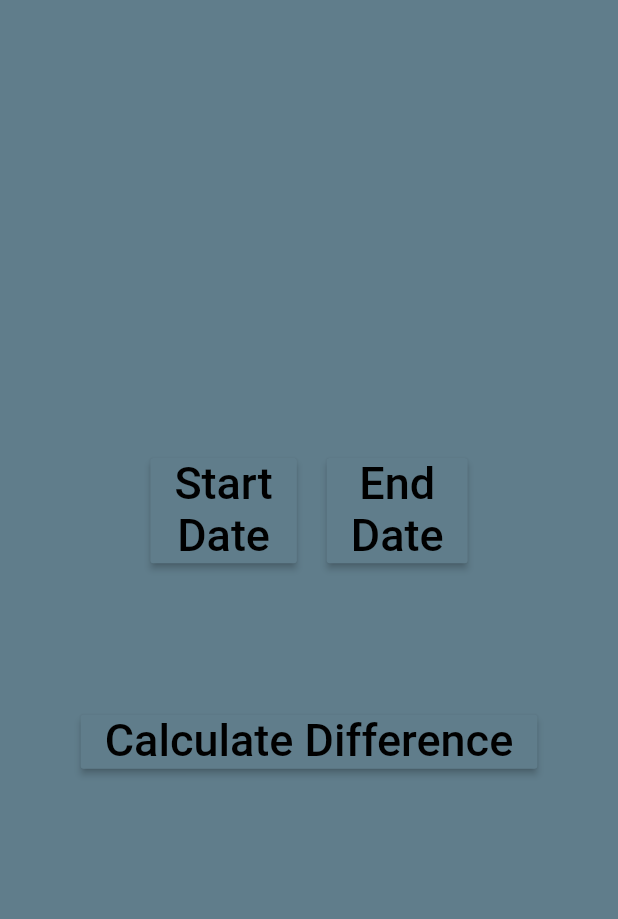
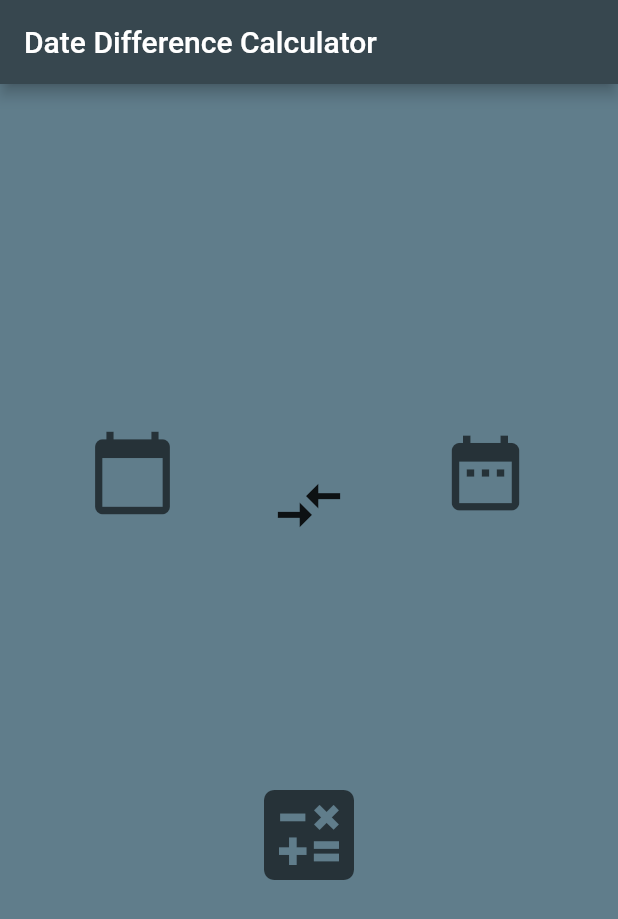
Before and after one commit to Joseph-Tay/Date-Calc-Flutter, a Flutter app: the screen it shows after launch, on a phone screen of 412 x 824 dp. Shown: the top 919 px of the screen. Run offline on Flutter 3.47's test engine with Material 2 defaults, Android fonts, the phone set to English and light mode, and no system bars.

Commit message:
Converted to minimalistic look and feel
changed materialbutton to gesturedetector for entire column/row

```diff
--- a/date_calc/lib/main.dart
+++ b/date_calc/lib/main.dart
@@ -35,7 +35,7 @@ class _DateAppState extends State<DateApp> {
   int calcdays;
   int testDiff;
 
-  calcYMD(dateStartvar, dateEndvar) {
+  _calcYMD(dateStartvar, dateEndvar) {
     setState(() {
       testDiff = dateEndvar.difference(dateStartvar).inDays;
       diff = dateEndvar.difference(dateStartvar);
@@ -81,64 +81,27 @@ class _DateAppState extends State<DateApp> {
     });
   }
 
-  @override
-  Widget build(BuildContext context) {
-    return MaterialApp(
-      home: Scaffold(
-        body: Container(
-          color: Colors.blueGrey,
-          child: Center(
-            child: Column(
-              mainAxisAlignment: MainAxisAlignment.center,
-              children: <Widget>[
-                Row(
-                    mainAxisAlignment: MainAxisAlignment.center,
-                    crossAxisAlignment: CrossAxisAlignment.center,
-                    children: [
-                      Column(
-                          mainAxisAlignment: MainAxisAlignment.center,
-                          crossAxisAlignment: CrossAxisAlignment.center,
-                          children: <Widget>[
-                            Center(
-                              child: MaterialButton(
-                                child: Text(
-                                  "Start\nDate",
-                                  textAlign: TextAlign.center,
-                                  style: TextStyle(
-                                    color: Colors.black,
-                                    fontSize: 30,
-                                    height: 1.15,
-                                  ),
-                                ),
-                                color: Colors.blueGrey,
-                                onPressed: () {
+  void _startdatetap() {
     showModalBottomSheet(
       builder: (BuildContext context) {
         return Container(
-                                        height: MediaQuery.of(context)
-                                                .copyWith()
-                                                .size
-                                                .height /
-                                            3,
+          height: MediaQuery.of(context).copyWith().size.height / 3,
           child: CupertinoDatePicker(
             initialDateTime: DateTime.now(),
-                                          onDateTimeChanged:
-                                              (DateTime dateStart) {
+            onDateTimeChanged: (DateTime dateStart) {
               // print(dateStart);
               dateStartvar = dateStart;
               // print(dateStartvar);
               setState(() {
-                                              startdate = dateStart.day
-                                                      .toString() +
-                                                  '/' +
+                startdate = dateStart.day.toString() +
+                    '.' +
                     dateStart.month.toString() +
-                                                  '/' +
+                    '.' +
                     dateStart.year.toString() +
                     ' ';
               });
             },
-                                          maximumDate:
-                                              new DateTime(2100, 12, 30),
+            maximumDate: new DateTime(2100, 12, 30),
             minimumYear: 1900,
             maximumYear: 2100,
             mode: CupertinoDatePickerMode.date,
@@ -147,65 +110,29 @@ class _DateAppState extends State<DateApp> {
       },
       context: context,
     );
-                                },
-                              ),
-                            ),
-                            SizedBox(height: 15),
-                            startdate == null
-                                ? Container()
-                                : Text(
-                                    '$startdate',
-                                    style: TextStyle(
-                                      fontWeight: FontWeight.bold,
-                                      fontSize: 30,
-                                      height: 1.15,
-                                    ),
-                                  ),
-                          ]),
-                      SizedBox(width: 20),
-                      Column(
-                          mainAxisAlignment: MainAxisAlignment.center,
-                          crossAxisAlignment: CrossAxisAlignment.center,
-                          children: <Widget>[
-                            Center(
-                              child: MaterialButton(
-                                child: Text(
-                                  "End\nDate",
-                                  textAlign: TextAlign.center,
-                                  style: TextStyle(
-                                    color: Colors.black,
-                                    fontSize: 30,
-                                    height: 1.15,
-                                  ),
-                                ),
-                                color: Colors.blueGrey,
-                                onPressed: () {
+  }
+
+  void _enddatetap() {
     showModalBottomSheet(
       builder: (BuildContext context) {
         return Container(
-                                        height: MediaQuery.of(context)
-                                                .copyWith()
-                                                .size
-                                                .height /
-                                            3,
+          height: MediaQuery.of(context).copyWith().size.height / 3,
           child: CupertinoDatePicker(
             initialDateTime: DateTime.now(),
-                                          onDateTimeChanged:
-                                              (DateTime dateEnd) {
+            onDateTimeChanged: (DateTime dateEnd) {
               // print(dateEnd);
               dateEndvar = dateEnd;
               // print(dateEndvar);
               setState(() {
                 enddate = dateEnd.day.toString() +
-                                                  '/' +
+                    '.' +
                     dateEnd.month.toString() +
-                                                  '/' +
+                    '.' +
                     dateEnd.year.toString() +
                     ' ';
               });
             },
-                                          maximumDate:
-                                              new DateTime(2100, 12, 30),
+            maximumDate: new DateTime(2100, 12, 30),
             minimumYear: 1900,
             maximumYear: 2100,
             mode: CupertinoDatePickerMode.date,
@@ -214,48 +141,165 @@ class _DateAppState extends State<DateApp> {
       },
       context: context,
     );
-                                },
+  }
+
+  @override
+  Widget build(BuildContext context) {
+    return MaterialApp(
+      home: Scaffold(
+        appBar: AppBar(
+          title: Text("Date Difference Calculator"),
+          backgroundColor: Colors.blueGrey[800],
+        ),
+        body: Container(
+          margin: EdgeInsets.all(0),
+          color: Colors.blueGrey,
+          child: Column(
+            mainAxisAlignment: MainAxisAlignment.center,
+            mainAxisSize: MainAxisSize.max,
+            children: [
+              Container(
+                height: MediaQuery.of(context).size.width * 0.7,
+                child: Row(children: [
+                  Expanded(
+                    flex: 3,
+                    child: GestureDetector(
+                      onTap: _startdatetap,
+                      child: Container(
+                        color: Colors.blueGrey,
+                        child: Column(
+                            mainAxisAlignment: MainAxisAlignment.center,
+                            crossAxisAlignment: CrossAxisAlignment.center,
+                            children: [
+                              Center(
+                                child: Icon(
+                                  Icons.calendar_today,
+                                  color: Colors.blueGrey[900],
+                                  size: 60.0,
                                 ),
                               ),
                               SizedBox(height: 15),
-                            enddate == null
-                                ? Container()
+                              startdate == null
+                                  ? Container(
+                                      child: Text(' ',
+                                          style: TextStyle(
+                                              fontSize: 25, height: 1.15)))
                                   : Text(
-                                    '$enddate',
-                                    style: TextStyle(
-                                      fontWeight: FontWeight.bold,
-                                      fontSize: 30,
-                                      height: 1.15,
-                                    ),
-                                  ),
-                          ]),
-                    ]),
-                SizedBox(height: 40),
-                SizedBox(height: 40),
-                MaterialButton(
-                  child: Text(
-                    "Calculate Difference",
-                    style: TextStyle(
-                      color: Colors.black,
-                      fontSize: 30,
-                      height: 1.15,
-                    ),
-                  ),
-                  color: Colors.blueGrey,
-                  onPressed: () => calcYMD(dateStartvar, dateEndvar),
-                ),
-                diff == null
-                    ? Container()
-                    : Text(
-                        '$calcyears $yearunit $calcmonths $monthunit $calcdays $dayunit',
+                                      '$startdate',
                                       style: TextStyle(
                                         fontWeight: FontWeight.bold,
                                         fontSize: 25,
                                         height: 1.15,
                                       ),
                                     ),
+                            ]),
+                      ),
+                    ),
+                  ),
+                  Expanded(
+                    flex: 1,
+                    child: Column(
+                      mainAxisAlignment: MainAxisAlignment.center,
+                      crossAxisAlignment: CrossAxisAlignment.center,
+                      children: [
+                        Center(
+                          child: Container(
+                            padding: EdgeInsets.all(0),
+                            child: Icon(
+                              Icons.compare_arrows,
+                              size: 50.0,
+                            ),
+                          ),
+                        ),
                       ],
                     ),
+                  ),
+                  Expanded(
+                    flex: 3,
+                    child: GestureDetector(
+                      onTap: _enddatetap,
+                      child: Container(
+                        color: Colors.blueGrey,
+                        child: Column(
+                            mainAxisAlignment: MainAxisAlignment.center,
+                            crossAxisAlignment: CrossAxisAlignment.center,
+                            children: [
+                              Center(
+                                child: Icon(
+                                  Icons.date_range,
+                                  color: Colors.blueGrey[900],
+                                  size: 60.0,
+                                ),
+                              ),
+                              SizedBox(height: 15),
+                              enddate == null
+                                  ? Container(
+                                      child: Text(' ',
+                                          style: TextStyle(
+                                              fontSize: 25, height: 1.15)))
+                                  : Text(
+                                      '$enddate',
+                                      style: TextStyle(
+                                        fontWeight: FontWeight.bold,
+                                        fontSize: 25,
+                                        height: 1.15,
+                                      ),
+                                    ),
+                            ]),
+                      ),
+                    ),
+                  ),
+                ]),
+              ),
+              Container(
+                height: MediaQuery.of(context).size.width * 0.5,
+                child: Row(
+                  mainAxisAlignment: MainAxisAlignment.center,
+                  children: [
+                    Expanded(
+                      child: GestureDetector(
+                        onTap: () => _calcYMD(dateStartvar, dateEndvar),
+                        child: Container(
+                          color: Colors.blueGrey,
+                          child: Column(
+                              mainAxisAlignment: MainAxisAlignment.center,
+                              crossAxisAlignment: CrossAxisAlignment.center,
+                              children: [
+                                Center(
+                                  child: Icon(
+                                    Icons.calculate,
+                                    color: Colors.blueGrey[900],
+                                    size: 80.0,
+                                  ),
+                                ),
+                                SizedBox(height: 15),
+                                diff == null
+                                    ? Container(
+                                        child: Text(
+                                          ' ',
+                                          style: TextStyle(
+                                            fontWeight: FontWeight.bold,
+                                            fontSize: 35,
+                                            height: 1.15,
+                                          ),
+                                        ),
+                                      )
+                                    : Text(
+                                        '$calcyears Y | $calcmonths M | $calcdays D',
+                                        style: TextStyle(
+                                          fontWeight: FontWeight.bold,
+                                          fontSize: 35,
+                                          height: 1.15,
+                                        ),
+                                      ),
+                              ]),
+                        ),
+                      ),
+                    ),
+                  ],
+                ),
+              ),
+            ],
           ),
         ),
       ),
```
Also changed, not shown: date_calc/pubspec.lock. Lines whose indentation alone changed are shown as unchanged.
